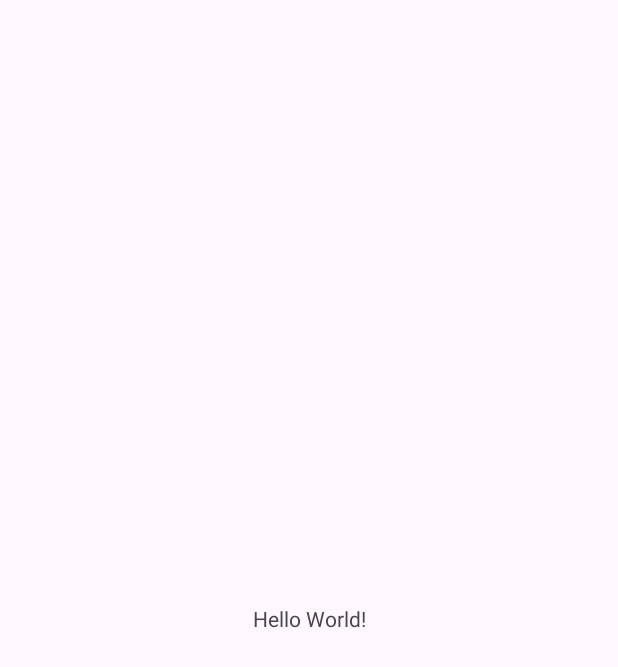
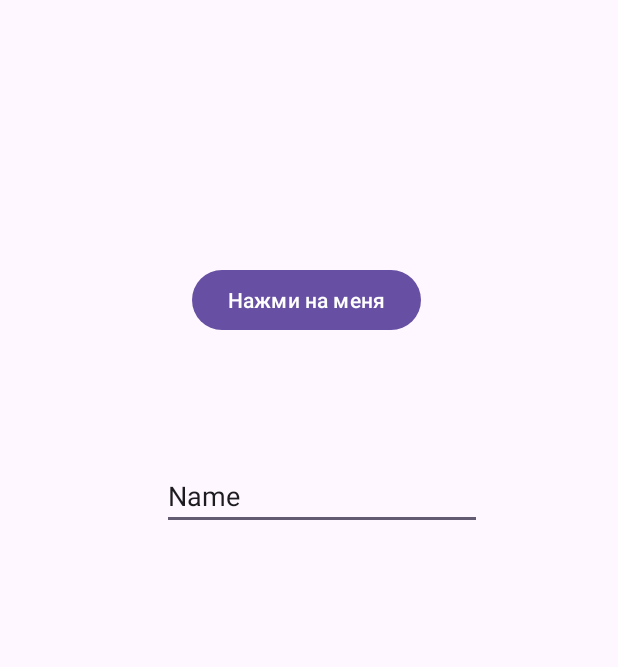
Before and after one commit to SergeyB19/ItprogerJavaAndroidStudio, an Android app: the screen it shows after launch (MainActivity), on a phone screen of 412 x 824 dp. Before the commit the part shown is almost empty. Shown: the top 667 px of the screen. Run offline under Robolectric (Android 15) with nearby library versions, the phone set to English and light mode, and no system bars.

Commit message:
Интерфейс AndroidStudio

```diff
--- a/app/src/main/res/layout/activity_main.xml
+++ b/app/src/main/res/layout/activity_main.xml
@@ -7,13 +7,25 @@
     android:layout_height="match_parent"
     tools:context=".MainActivity">
 
-    <TextView
+    <Button
+        android:id="@+id/button"
         android:layout_width="wrap_content"
         android:layout_height="wrap_content"
-        android:text="Hello World!"
-        app:layout_constraintBottom_toBottomOf="parent"
-        app:layout_constraintEnd_toEndOf="parent"
+        android:layout_marginStart="128dp"
+        android:layout_marginTop="176dp"
+        android:text="@string/button_text"
         app:layout_constraintStart_toStartOf="parent"
         app:layout_constraintTop_toTopOf="parent" />
 
+    <EditText
+        android:id="@+id/editTextText"
+        android:layout_width="wrap_content"
+        android:layout_height="wrap_content"
+        android:layout_marginStart="108dp"
+        android:layout_marginTop="84dp"
+        android:ems="10"
+        android:inputType="text"
+        android:text="Name"
+        app:layout_constraintStart_toStartOf="parent"
+        app:layout_constraintTop_toBottomOf="@+id/button" />
 </androidx.constraintlayout.widget.ConstraintLayout>
--- a/app/src/main/res/values/strings.xml
+++ b/app/src/main/res/values/strings.xml
@@ -1,3 +1,5 @@
 <resources>
     <string name="app_name">Itproger</string>
+    <string name="button_text">Нажми на меня</string>
+
 </resources>
```
